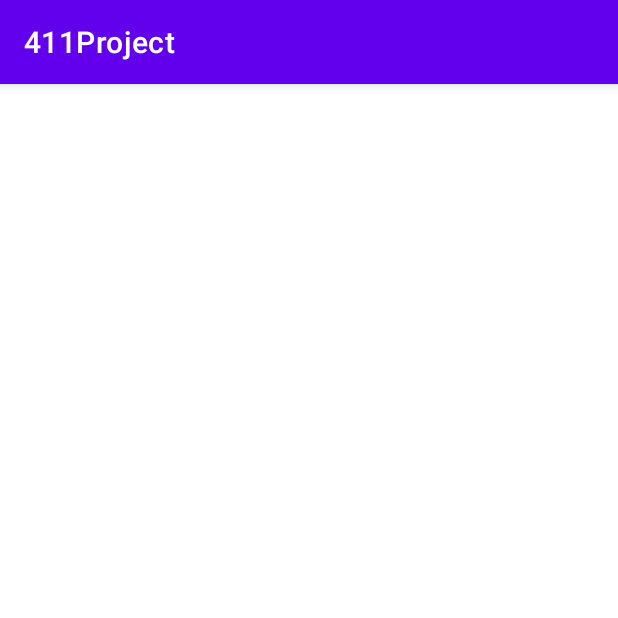
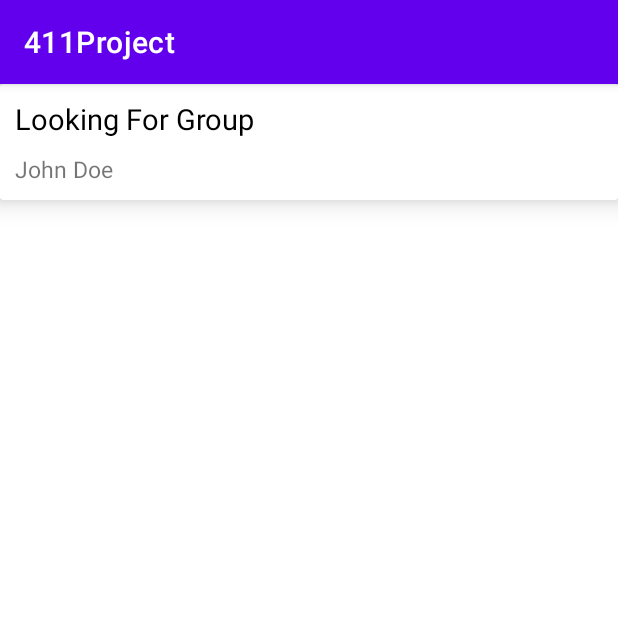
Before and after one commit to CSUF-CPSC411A-2022S/project-gold-team, an Android app: the screen it shows after launch (MainActivity before the commit, MainFeed after it), on a phone screen of 412 x 824 dp, the top half of it. Run offline under Robolectric (Android 15) with nearby library versions, the phone set to English and light mode, and no system bars; pictures from the network do not load; 3 statements that could not run were skipped.

Commit message:
Redid my RecyclerView, and testing a new extension
Changed up my recyclerView holder, model, and adapter. Tried to put it on a MainFeed to keep it off main.

```diff
--- a/app/src/main/AndroidManifest.xml
+++ b/app/src/main/AndroidManifest.xml
@@ -1,6 +1,8 @@
 <?xml version="1.0" encoding="utf-8"?>
 <manifest xmlns:android="http://schemas.android.com/apk/res/android"
     package="fullerton.lfg">
+
+    <uses-permission android:name="android.permission.INTERNET"/>
 
     <application
         android:allowBackup="true"
@@ -10,7 +12,7 @@
         android:supportsRtl="true"
         android:theme="@style/Theme.411Project">
         <activity
-            android:name=".MainActivity"
+            android:name=".MainFeed"
             android:exported="true">
             <intent-filter>
                 <action android:name="android.intent.action.MAIN" />
--- a/app/src/main/java/fullerton/lfg/BlogPostModel.kt
+++ /dev/null
@@ -1,5 +0,0 @@
-package fullerton.lfg
-
-data class BlogPostModel(var time:String, var currentActivity:String){
-
-}
--- /dev/null
+++ b/app/src/main/java/fullerton/lfg/MainFeed.kt
@@ -0,0 +1,46 @@
+package fullerton.lfg
+
+import androidx.appcompat.app.AppCompatActivity
+import android.os.Bundle
+import androidx.recyclerview.widget.LinearLayoutManager
+import kotlinx.android.synthetic.main.recycler_view.*
+
+
+class MainFeed : AppCompatActivity()
+{
+    private lateinit var blogRecyclerAdapter: BlogRecyclerAdapter
+
+    override fun onCreate(savedInstanceState: Bundle?)
+    {
+        super.onCreate(savedInstanceState)
+        setContentView(R.layout.layout_blog_list_item)
+        initRecylcerView()
+    }
+
+    private fun addDataSet(){
+        val data = DataSource.createDataSet()
+        blogRecyclerAdapter.submitList(data)
+    }
+
+
+    private fun initRecylcerView(){
+        recycler_view.apply{
+           layoutManager = LinearLayoutManager(this@MainFeed)
+            val topSpacingItemDecoration = TopSpacingItemDecoration(30)
+            addItemDecoration(topSpacingItemDecoration)
+            blogRecyclerAdapter = BlogRecyclerAdapter()
+            adapter = blogRecyclerAdapter
+        }
+    }
+}
+
+class userRating(val Rating: Int)
+{
+    // Add code here to accept an integer from another function, and add it to another class maybe called profile
+    // profile will hold the final value of user rating, but all the math/calculation will be done here.
+}
+
+class profile
+{
+    //stores all info pertaining to a persons account.
+}
--- /dev/null
+++ b/app/src/main/java/fullerton/lfg/TopSpacingItemDecoration.kt
@@ -0,0 +1,19 @@
+package fullerton.lfg
+
+import android.graphics.Rect
+import android.view.View
+import androidx.recyclerview.widget.RecyclerView
+
+class TopSpacingItemDecoration(private val padding:Int): RecyclerView.ItemDecoration(){
+
+    override fun getItemOffsets(
+        outRect: Rect,
+        view: View,
+        parent: RecyclerView,
+        state: RecyclerView.State
+    ) {
+        super.getItemOffsets(outRect, view, parent, state)
+
+        outRect.top = padding
+    }
+}
--- a/app/src/main/res/layout/activity_main.xml
+++ b/app/src/main/res/layout/activity_main.xml
@@ -4,16 +4,4 @@
     xmlns:tools="http://schemas.android.com/tools"
     android:layout_width="match_parent"
     android:layout_height="match_parent"
-    tools:context=".MainActivity">
-
-
-    <androidx.recyclerview.widget.RecyclerView
-        android:id="@+id/recyclerViewBlogPosts"
-        android:layout_width="match_parent"
-        android:layout_height="match_parent"
-        app:layout_constraintBottom_toBottomOf="parent"
-        app:layout_constraintLeft_toLeftOf="parent"
-        app:layout_constraintRight_toRightOf="parent"
-        app:layout_constraintTop_toTopOf="parent" />
-    />
-</androidx.constraintlayout.widget.ConstraintLayout>
+    tools:context=".MainActivity"/>
--- /dev/null
+++ b/app/src/main/res/layout/layout_blog_list_item.xml
@@ -0,0 +1,68 @@
+<?xml version="1.0" encoding="utf-8"?>
+<androidx.cardview.widget.CardView
+    xmlns:android="http://schemas.android.com/apk/res/android"
+    android:layout_width="match_parent"
+    android:layout_height="wrap_content"
+    xmlns:app="http://schemas.android.com/apk/res-auto"
+    app:cardElevation="10dp"
+    app:cardCornerRadius="2dp"
+    app:cardPreventCornerOverlap="false"
+    >
+
+    <androidx.constraintlayout.widget.ConstraintLayout
+        android:layout_width="match_parent"
+        android:layout_height="wrap_content"
+        >
+
+        <ImageView
+            android:layout_width="match_parent"
+            android:layout_height="0dp"
+            app:layout_constraintTop_toTopOf="parent"
+            app:layout_constraintLeft_toLeftOf="parent"
+            app:layout_constraintRight_toRightOf="parent"
+            android:id="@+id/blog_image"
+            android:padding="0dp"
+            android:layout_margin="0dp"
+            android:adjustViewBounds="true"
+            android:scaleType="fitXY"
+            />
+
+
+        <LinearLayout
+            android:layout_width="match_parent"
+            android:layout_height="wrap_content"
+            app:layout_constraintTop_toBottomOf="@id/blog_image"
+            app:layout_constraintLeft_toLeftOf="parent"
+            app:layout_constraintRight_toRightOf="parent"
+            app:layout_constraintBottom_toBottomOf="parent"
+            android:orientation="vertical"
+            android:padding="10dp"
+            android:id="@+id/container1"
+            >
+            <TextView
+                android:layout_width="match_parent"
+                android:layout_height="wrap_content"
+                android:id="@+id/blog_title"
+                android:text="Looking For Group"
+                android:textColor="#000"
+                android:textSize="19sp"
+                />
+
+            <TextView
+                android:layout_width="match_parent"
+                android:layout_height="wrap_content"
+                android:id="@+id/blog_author"
+                android:text="John Doe"
+                android:textSize="15sp"
+                android:layout_marginTop="10dp"
+                />
+
+
+        </LinearLayout>
+
+
+
+    </androidx.constraintlayout.widget.ConstraintLayout>
+
+
+</androidx.cardview.widget.CardView>
--- a/gradle.properties
+++ b/gradle.properties
@@ -21,3 +21,5 @@ kotlin.code.style=official
 # resources declared in the library itself and none from the library's dependencies,
 # thereby reducing the size of the R class for that library
 android.nonTransitiveRClass=true
+
+android.enableJetifier=true
```
Also changed, not shown: app/build.gradle (+18 -6 lines), app/src/main/java/fullerton/lfg/BlogListAdapter.kt (deleted, +0 -41 lines), app/src/main/java/fullerton/lfg/BlogRecyclerAdapter.kt (added, +63 -0 lines), app/src/main/java/fullerton/lfg/DataSource.kt (added, +87 -0 lines), app/src/main/java/fullerton/lfg/MainActivity.kt (+1 -10 lines), app/src/main/java/fullerton/lfg/models/BlogPost.kt (added, +11 -0 lines), app/src/main/res/layout/list_row.xml (deleted, +0 -39 lines), app/src/main/res/layout/recycler_view.xml (added, +15 -0 lines).
